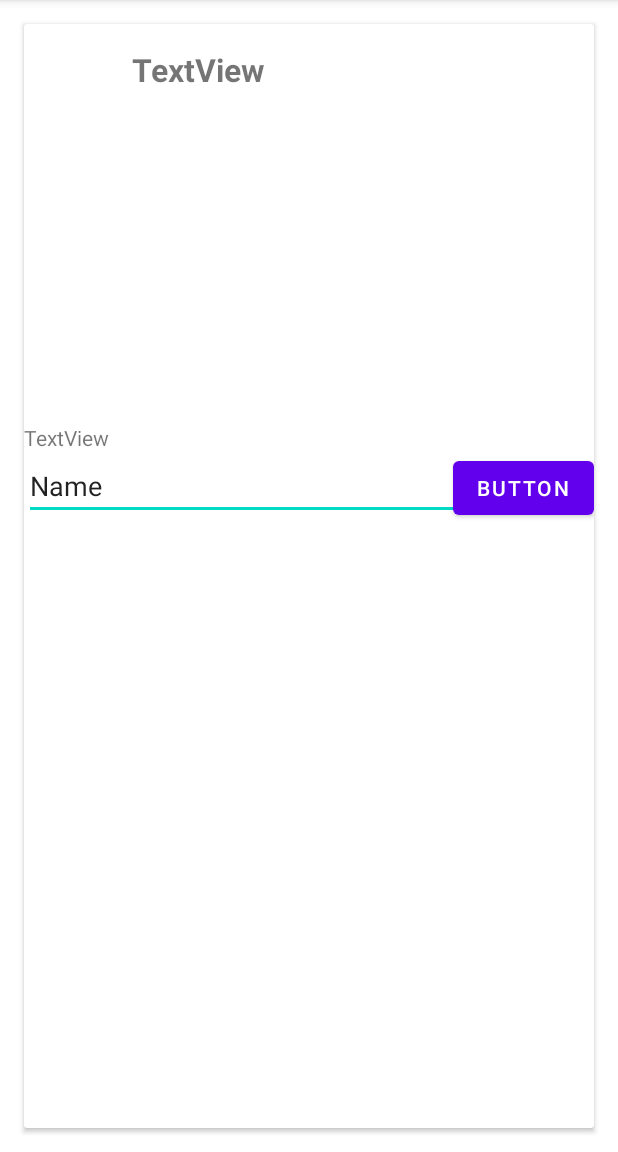
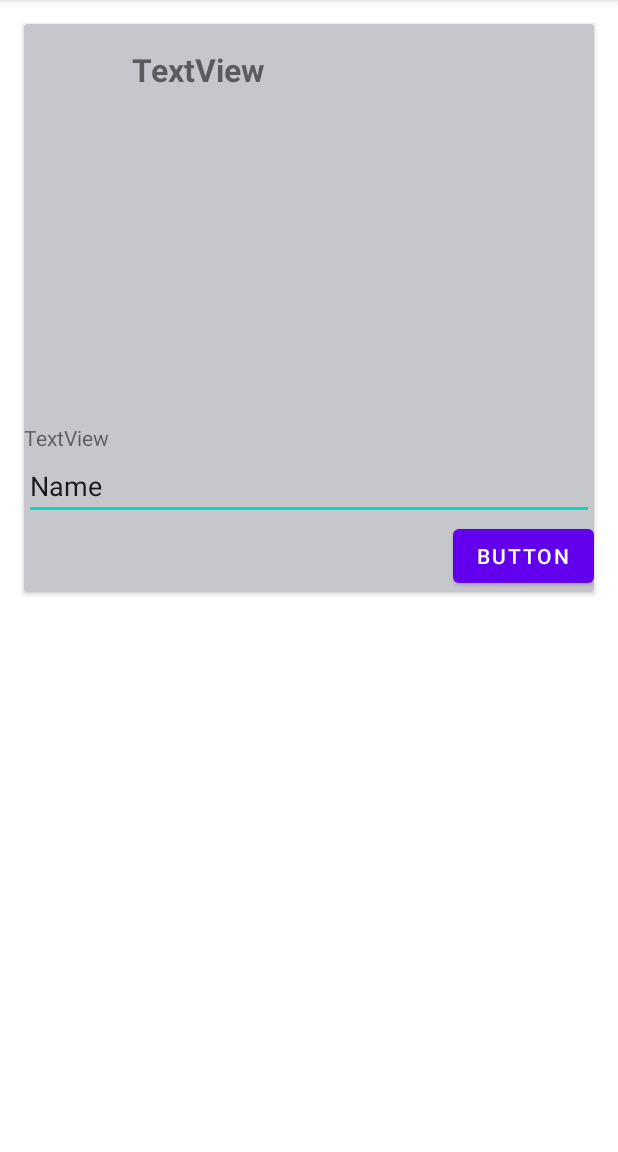
Before and after one commit to a21aldsa/ConstraintLayoutDemo, an Android app: the screen it shows after launch (MainActivity), on a phone screen of 412 x 824 dp, the part 84-1236 px from its top. Run offline under Robolectric (Android 15) with nearby library versions, the phone set to English and light mode, and no system bars.

Commit message:
fixed positions of everything, specified size of card, added background color

```diff
--- a/app/src/main/res/layout/activity_main.xml
+++ b/app/src/main/res/layout/activity_main.xml
@@ -8,9 +8,10 @@
 
     <androidx.cardview.widget.CardView
         android:layout_width="match_parent"
-        android:layout_height="match_parent"
+        android:layout_height="wrap_content"
         app:layout_constraintTop_toTopOf="parent"
         app:layout_constraintEnd_toEndOf="parent"
+        app:cardBackgroundColor="@color/material_dynamic_neutral80"
         android:layout_margin="16dp"
         >
 
@@ -85,7 +86,7 @@
                     android:layout_width="wrap_content"
                     android:layout_height="wrap_content"
                     android:text="Button"
-                    app:layout_constraintTop_toBottomOf="@+id/card_body_text"
+                    app:layout_constraintTop_toBottomOf="@+id/card_body_signin"
                     app:layout_constraintEnd_toEndOf="parent"/>
             </androidx.constraintlayout.widget.ConstraintLayout>
         </androidx.constraintlayout.widget.ConstraintLayout>
```
